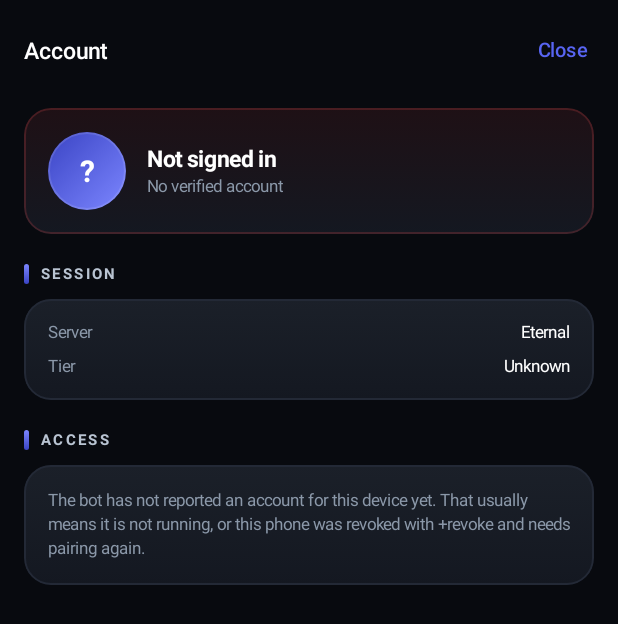
After one commit to Lynxifyy/Freehands-Discord-Bot, an Android app built with Jetpack Compose: the composable AccountScreen called with empty values, on a phone screen of 412 x 824 dp. The commit adds this screen. Shown: the top 624 px of the screen. Run offline under Robolectric (Android 15) with nearby library versions, the phone set to English and light mode, and no system bars; pictures from the network do not load.

Commit message:
Fix bot lifecycle, black screen, and full screen
Bot:
- /api/power Start now restarts an unresponsive bot instead of returning
  already:true for a process that never answers.
- Gateway read timeout is finite and heartbeat failures reconnect instead
  of killing the thread silently.
- Supervisor watchdog restarts a dead bot after a grace period, and honours
  a stop marker so an intentional Stop stays stopped.

App:
- Account is a native screen fed by /api/status identity. It used to open a
  webview on /authorize, which renders nothing once paired - the black screen.
- Account is cached on disk so it survives a restart and a stopped bot.
- Immersive mode hides the system bars at the theme level and re-hides them
  on focus gain, so the bars cannot come back permanently after a swipe.

Tests: 9 Android unit tests for identity parsing and avatar URLs; bot suite
at 407 passing.

```diff
--- /dev/null
+++ b/app-android/app/src/main/java/com/freehands/console/ui/AccountScreen.kt
@@ -0,0 +1,194 @@
+package com.freehands.console.ui
+
+import androidx.compose.foundation.background
+import androidx.compose.foundation.border
+import androidx.compose.foundation.layout.Arrangement
+import androidx.compose.foundation.layout.Box
+import androidx.compose.foundation.layout.Column
+import androidx.compose.foundation.layout.Row
+import androidx.compose.foundation.layout.Spacer
+import androidx.compose.foundation.layout.fillMaxSize
+import androidx.compose.foundation.layout.fillMaxWidth
+import androidx.compose.foundation.layout.height
+import androidx.compose.foundation.layout.padding
+import androidx.compose.foundation.layout.size
+import androidx.compose.foundation.layout.statusBarsPadding
+import androidx.compose.foundation.layout.width
+import androidx.compose.foundation.rememberScrollState
+import androidx.compose.foundation.shape.CircleShape
+import androidx.compose.foundation.shape.RoundedCornerShape
+import androidx.compose.foundation.verticalScroll
+import androidx.compose.material3.Text
+import androidx.compose.material3.TextButton
+import androidx.compose.runtime.Composable
+import androidx.compose.ui.Alignment
+import androidx.compose.ui.Modifier
+import androidx.compose.ui.draw.clip
+import androidx.compose.ui.graphics.Brush
+import androidx.compose.ui.graphics.Color
+import androidx.compose.ui.layout.ContentScale
+import androidx.compose.ui.text.font.FontFamily
+import androidx.compose.ui.text.font.FontWeight
+import androidx.compose.ui.text.style.TextOverflow
+import androidx.compose.ui.unit.dp
+import androidx.compose.ui.unit.sp
+import coil.compose.AsyncImage
+import com.freehands.console.data.Account
+
+/**
+ * Who this phone is signed in as.
+ *
+ * This is a native screen on purpose. It used to open a webview pointing at
+ * `/authorize` — the pairing page — which on an already-paired device showed
+ * nothing but an empty dark page, and the user reported it as a black screen.
+ * The data was already arriving in `/api/status`; rendering it here removes a
+ * round trip, works offline once cached, and cannot go blank.
+ */
+@Composable
+fun AccountScreen(
+    account: Account?,
+    botName: String,
+    onClose: () -> Unit,
+) {
+    Column(
+        Modifier
+            .fillMaxSize()
+            .background(Ink)
+            .statusBarsPadding()
+            .verticalScroll(rememberScrollState()),
+    ) {
+        Row(
+            Modifier.fillMaxWidth().padding(start = 16.dp, end = 8.dp, top = 10.dp),
+            verticalAlignment = Alignment.CenterVertically,
+        ) {
+            Text(
+                "Account", color = Color.White, fontSize = 15.sp,
+                fontWeight = FontWeight.SemiBold, modifier = Modifier.weight(1f),
+            )
+            TextButton(onClick = onClose) {
+                Text("Close", color = Brand, fontSize = 13.sp)
+            }
+        }
+
+        Column(Modifier.padding(horizontal = 16.dp, vertical = 8.dp)) {
+            Spacer(Modifier.height(6.dp))
+            IdentityCard(account)
+            Spacer(Modifier.height(16.dp))
+            SectionTitle("Session")
+            SurfaceCard {
+                Column(Modifier.padding(16.dp)) {
+                    DetailRow("Server", botName.ifBlank { "Eternal" })
+                    Spacer(Modifier.height(10.dp))
+                    DetailRow(
+                        "Tier",
+                        account?.tier?.replaceFirstChar { it.uppercase() } ?: "Unknown",
+                    )
+                    if (account != null && account.id.isNotBlank()) {
+                        Spacer(Modifier.height(10.dp))
+                        DetailRow("Discord ID", account.id, mono = true)
+                    }
+                }
+            }
+            Spacer(Modifier.height(16.dp))
+            SectionTitle("Access")
+            SurfaceCard {
+                Column(Modifier.padding(16.dp)) {
+                    Text(
+                        if (account == null) {
+                            "The bot has not reported an account for this device yet. " +
+                                "That usually means it is not running, or this phone was " +
+                                "revoked with +revoke and needs pairing again."
+                        } else {
+                            "Commands run as this account. Anything it can do, this " +
+                                "phone can do, so keep it paired only to a device you " +
+                                "control."
+                        },
+                        color = Muted, fontSize = 11.sp, lineHeight = 16.sp,
+                    )
+                }
+            }
+            Spacer(Modifier.height(28.dp))
+        }
+    }
+}
+
+@Composable
+private fun IdentityCard(account: Account?) {
+    SurfaceCard(accent = if (account != null) Brand else Danger) {
+        Row(Modifier.padding(16.dp), verticalAlignment = Alignment.CenterVertically) {
+            Avatar(account)
+            Spacer(Modifier.width(14.dp))
+            Column(Modifier.weight(1f)) {
+                Text(
+                    account?.label?.takeIf { it.isNotBlank() } ?: "Not signed in",
+                    color = Color.White, fontSize = 15.sp, fontWeight = FontWeight.Bold,
+                    maxLines = 1, overflow = TextOverflow.Ellipsis,
+                )
+                Spacer(Modifier.height(3.dp))
+                Text(
+                    when {
+                        account == null -> "No verified account"
+                        account.username.isNotBlank() -> "@${account.username}"
+                        else -> "Verified by the bot"
+                    },
+                    color = Muted, fontSize = 11.sp,
+                    maxLines = 1, overflow = TextOverflow.Ellipsis,
+                )
+            }
+            if (account != null) {
+                Pill(if (account.isOwner) "Owner" else "Paired", Good)
+            }
+        }
+    }
+}
+
+@Composable
+private fun Avatar(account: Account?) {
+    val url = account?.avatarUrl.orEmpty()
+    val shape = CircleShape
+    Box(
+        Modifier
+            .size(52.dp)
+            .clip(shape)
+            .background(
+                Brush.linearGradient(listOf(BrandDeep, BrandBright))
+            )
+            .border(1.dp, Color.White.copy(alpha = 0.12f), shape),
+        contentAlignment = Alignment.Center,
+    ) {
+        if (url.isNotBlank()) {
+            AsyncImage(
+                model = url,
+                contentDescription = null,
+                contentScale = ContentScale.Crop,
+                modifier = Modifier.fillMaxSize(),
+            )
+        } else {
+            // Initial as a fallback, so a missing avatar still reads as a person.
+            Text(
+                account?.label?.firstOrNull()?.uppercase() ?: "?",
+                color = Color.White, fontSize = 20.sp, fontWeight = FontWeight.Bold,
+            )
+        }
+    }
+}
+
+@Composable
+private fun DetailRow(label: String, value: String, mono: Boolean = false) {
+    Row(
+        Modifier.fillMaxWidth(),
+        horizontalArrangement = Arrangement.SpaceBetween,
+        verticalAlignment = Alignment.CenterVertically,
+    ) {
+        Text(label, color = Muted, fontSize = 11.sp)
+        Text(
+            value,
+            color = Color.White,
+            fontSize = 11.sp,
+            fontFamily = if (mono) FontFamily.Monospace else FontFamily.Default,
+            maxLines = 1,
+            overflow = TextOverflow.Ellipsis,
+            modifier = Modifier.padding(start = 12.dp),
+        )
+    }
+}
--- a/app-android/app/src/main/res/values/colors.xml
+++ b/app-android/app/src/main/res/values/colors.xml
@@ -1,4 +1,7 @@
 <?xml version="1.0" encoding="utf-8"?>
 <resources>
     <color name="brand">#5865F2</color>
+    <!-- Matches `Ink` in Theme.kt: the window background while Compose starts,
+         so the cold start is the same black as the app instead of white. -->
+    <color name="freehands_ink">#080A0F</color>
 </resources>
--- a/app-android/app/src/main/res/values/themes.xml
+++ b/app-android/app/src/main/res/values/themes.xml
@@ -1,4 +1,19 @@
 <?xml version="1.0" encoding="utf-8"?>
 <resources>
-    <style name="Theme.Freehands" parent="android:Theme.Material.NoActionBar" />
+    <!--
+        Full screen from the very first frame. Hiding the bars only in
+        onCreate leaves the status bar visible for the whole cold start, which
+        reads as the app "not being full screen". These window attributes apply
+        before any Kotlin runs.
+
+        shortEdges lets the app draw into the notch area in portrait, where a
+        status bar would otherwise force a black band.
+    -->
+    <style name="Theme.Freehands" parent="android:Theme.Material.NoActionBar">
+        <item name="android:windowLayoutInDisplayCutoutMode">shortEdges</item>
+        <item name="android:statusBarColor">@android:color/transparent</item>
+        <item name="android:navigationBarColor">@android:color/transparent</item>
+        <item name="android:windowDrawsSystemBarBackgrounds">true</item>
+        <item name="android:windowBackground">@color/freehands_ink</item>
+    </style>
 </resources>
```
Also changed, not shown: app-android/app/build.gradle.kts (+8 -0 lines), app-android/app/src/main/java/com/freehands/console/MainActivity.kt (+42 -15 lines), app-android/app/src/main/java/com/freehands/console/data/ApiClient.kt (+48 -0 lines), app-android/app/src/main/java/com/freehands/console/data/ConsoleViewModel.kt (+39 -5 lines), 4 other files.
